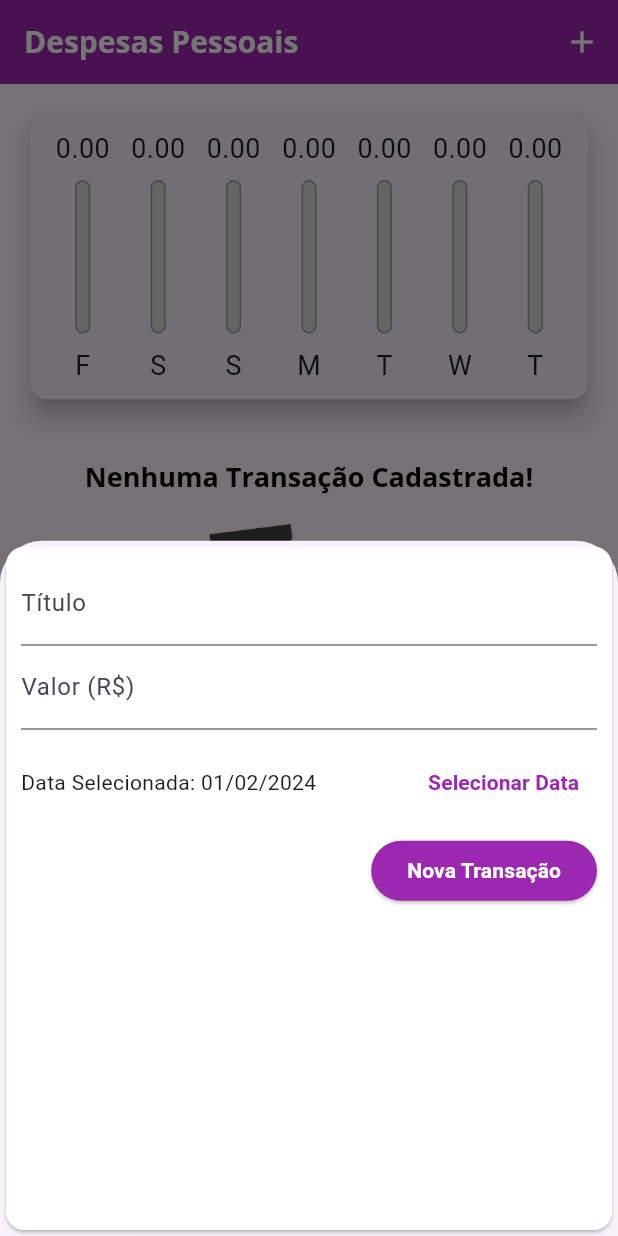
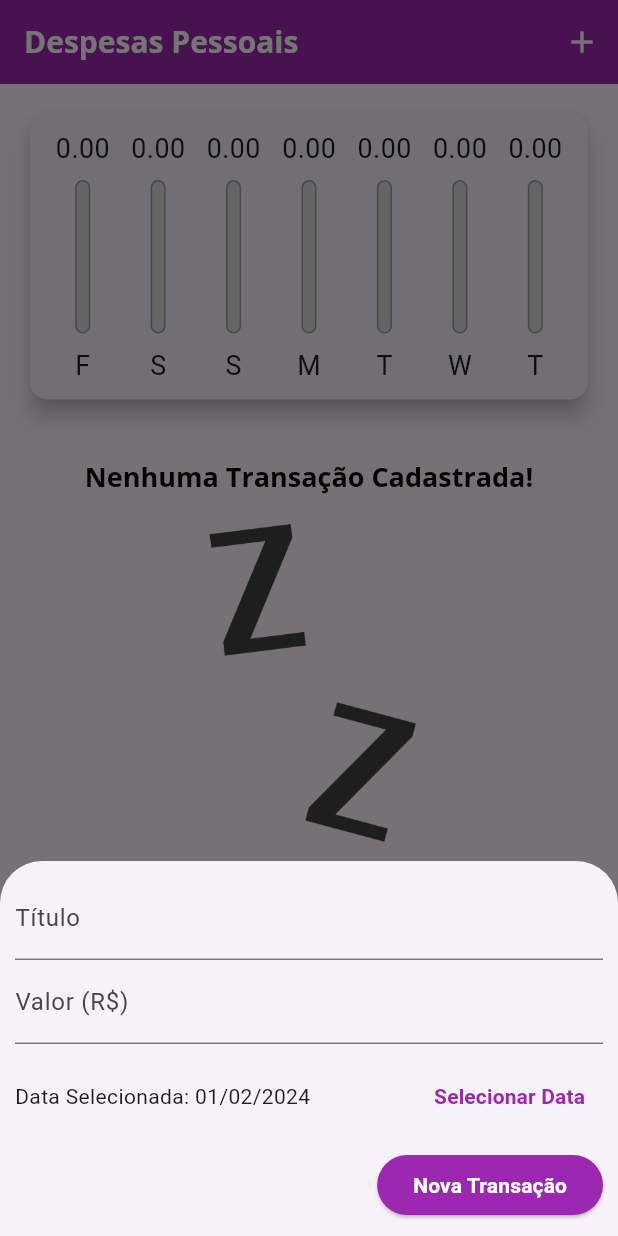
Before and after one commit to netsoncavina/flutter_expenses, a Flutter app: the screen it shows after launch, after a tap on the "add" icon, on a phone screen of 412 x 824 dp. Run offline on Flutter 3.47's test engine with Material 3 defaults, Android fonts, the phone set to English and light mode, and no system bars.

Commit message:
correção no formulario

```diff
--- a/lib/components/transaction_form.dart
+++ b/lib/components/transaction_form.dart
@@ -51,11 +51,14 @@ class _TransactionFormState extends State<TransactionForm> {
 
   @override
   Widget build(BuildContext context) {
-    return Card(
-        color: Colors.white,
-        elevation: 1,
+    return SingleChildScrollView(
       child: Padding(
-          padding: const EdgeInsets.all(10.0),
+        padding: EdgeInsets.only(
+          top: 10,
+          right: 10,
+          left: 10,
+          bottom: 10 + MediaQuery.of(context).viewInsets.bottom,
+        ),
         child: Column(
           children: <Widget>[
             TextField(controller: titleController, onSubmitted: (_) => _submitForm(), decoration: const InputDecoration(labelText: 'Título')),
@@ -110,6 +113,7 @@ class _TransactionFormState extends State<TransactionForm> {
             )
           ],
         ),
-        ));
+      ),
+    );
   }
 }
```
Lines whose indentation alone changed are shown as unchanged.
